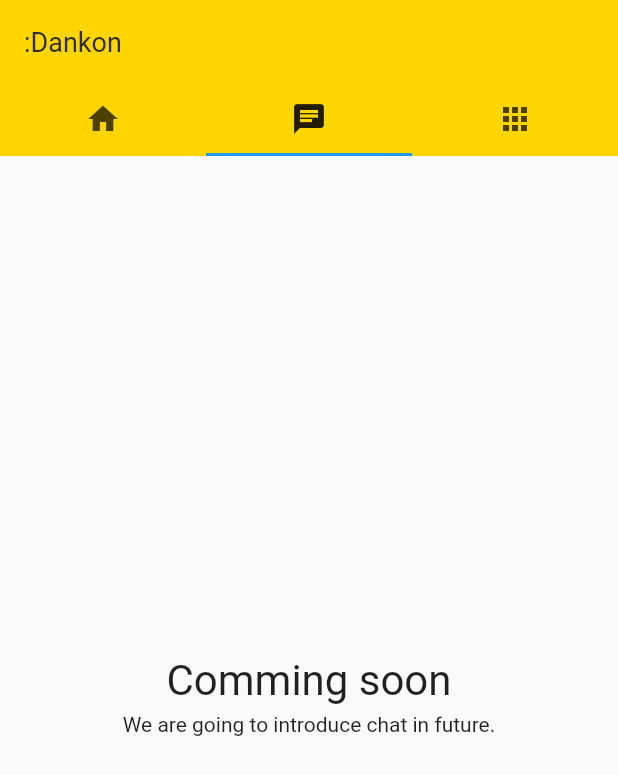
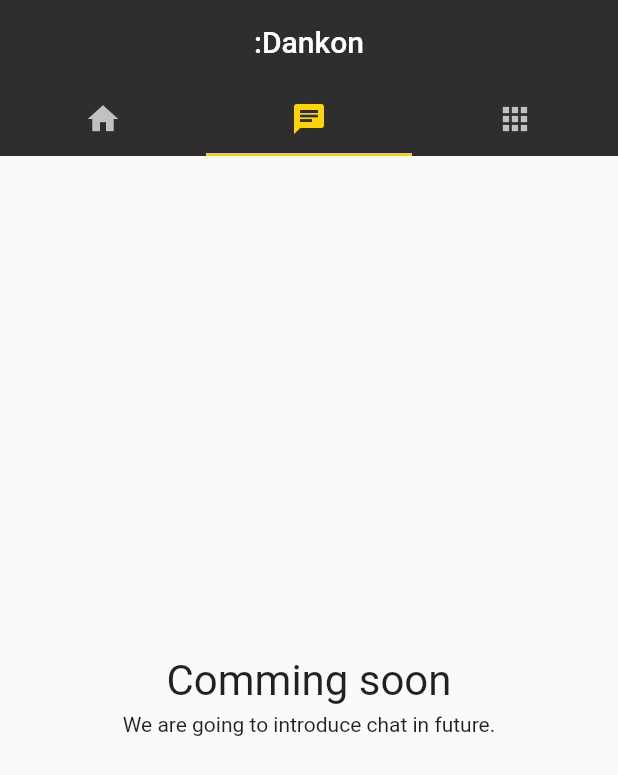
Before and after one commit to stanislaw-dera/dankon, a Flutter app: the screen it shows once a user with an empty profile is signed in, tab 2 chosen, on a phone screen of 412 x 824 dp. Shown: the top 775 px of the screen. Run offline on Flutter 3.47's test engine with Material 2 defaults, Android fonts, the phone set to English and light mode, and no system bars; our stand-ins replace cached_network_image, cloud_firestore, firebase_auth, firebase_core, firebase_messaging, flutter_dotenv and 2 more; missing offline and left inert: flutter_facebook_auth; accounts and stored records are empty; generated files the repository leaves out were written again; network calls fail.

Commit message:
Style TabBar

```diff
--- a/dankon_android/lib/constants.dart
+++ b/dankon_android/lib/constants.dart
@@ -12,14 +12,12 @@ ThemeData kThemeData = ThemeData(
     elevation: 0,
   ),
   appBarTheme: const AppBarTheme(
-    backgroundColor: kPrimaryColor,
+    backgroundColor: kDarkColor,
+    centerTitle: true,
     elevation: 0,
-    titleTextStyle: TextStyle(
-      color: kDarkColor,
-      fontSize: 18
-    ),
-    iconTheme: IconThemeData(
-      color: kDarkColor
-    )
+  ),
+  tabBarTheme: const TabBarTheme(
+    unselectedLabelColor: Colors.white70,
+    labelColor: kPrimaryColor,
   )
 );
--- a/dankon_android/lib/screens/main/main_view.dart
+++ b/dankon_android/lib/screens/main/main_view.dart
@@ -17,8 +17,9 @@ class _MainViewState extends State<MainView> {
         length: 3,
         child: Scaffold(
           appBar: AppBar(
-            bottom: const TabBar(
-              tabs: [
+            bottom: TabBar(
+              indicatorColor: Theme.of(context).primaryColor,
+              tabs: const [
                 Tab(icon: Icon(Icons.home)),
                 Tab(icon: Icon(Icons.chat)),
                 Tab(icon: Icon(Icons.apps_rounded)),
```
